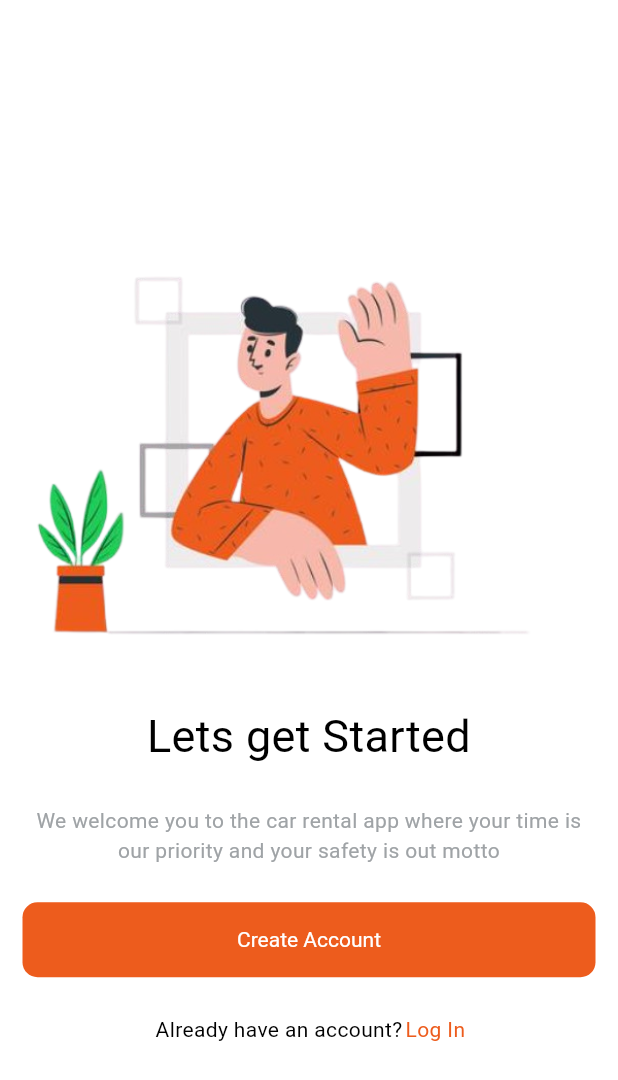
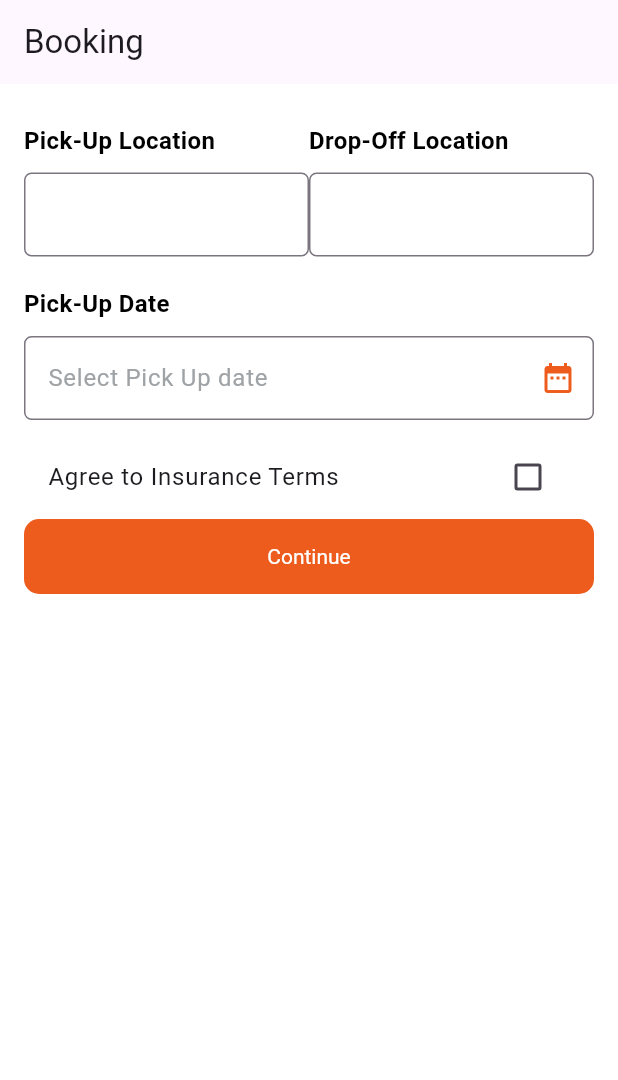
Before and after one commit to sijalneupane/car_rental_system, a Flutter app: the screen it shows after launch, on a phone screen of 412 x 824 dp. Shown: the top 1080 px of the screen. Run offline on Flutter 3.47's test engine with Material 3 defaults, Android fonts, the light colour scheme and no system bars; our stand-ins replace cloud_firestore, dio, firebase_core, flutter_spinkit, pin_code_fields; accounts and stored records are empty.

Commit message:
Try to create the date picker for booking page

```diff
--- /dev/null
+++ b/lib/booking_page.dart
@@ -0,0 +1,172 @@
+import 'package:car_rental_system/core/util/display_snackbar.dart';
+import 'package:car_rental_system/widgets/custom_date_input.dart';
+import 'package:car_rental_system/widgets/custom_elevatedbutton.dart';
+import 'package:car_rental_system/widgets/custom_no_border_icon_button.dart';
+import 'package:car_rental_system/widgets/custom_textformfield.dart';
+import 'package:flutter/material.dart';
+
+class BookingPage extends StatefulWidget {
+  @override
+  State<BookingPage> createState() => _BookingPageState();
+}
+
+class _BookingPageState extends State<BookingPage> {
+  final _formKey = GlobalKey<FormState>();
+
+  final _pickupLocationController = TextEditingController();
+
+  final _dropoffLocationController = TextEditingController();
+  final _pickupDateController = TextEditingController();
+final _dropoffDateController = TextEditingController();
+  DateTime? _pickupDate;
+
+  TimeOfDay? _pickupTime;
+
+  bool _insuranceAgreed = false;
+
+  @override
+  Widget build(BuildContext context) {
+    return Scaffold(
+      appBar: AppBar(
+        title: const Text('Booking'),
+      ),
+      body: Padding(
+        padding: const EdgeInsets.all(16.0),
+        child: Form(
+          key: _formKey,
+          child: Column(
+            children: [
+              Row(
+                children: [
+                  Expanded(
+                    child: CustomTextformfield (
+                      controller: _pickupLocationController,
+                    labelText: 'Pick-Up Location',
+                      validator: (value) {
+                        if (value == null || value.isEmpty) {
+                          return 'Please enter pick-up location';
+                        }
+                        return null;
+                      },
+                    ),
+                  ),
+                  Expanded(
+                    child: CustomTextformfield (
+                      controller: _dropoffLocationController,
+                    labelText: 'Drop-Off Location',
+                      validator: (value) {
+                        if (value == null || value.isEmpty) {
+                          return 'Please enter drop-off location';
+                        }
+                        return null;
+                      },
+                    ),
+                  ),
+                ],
+              ),
+              Row(
+                children: [
+                  Expanded(
+                    child:
+                    // CustomDateInput(
+                    //   labelText: "Pick-Up Date",hintText: "Select Pick Up date",
+
+                    // ),
+                    CustomTextformfield(
+                      labelText: "Pick-Up Date",hintText: "Select Pick Up date",
+                      readOnly: true,
+                      suffixIcon: CustomNoBorderIconButton( onPressed:() async {
+                        final date = await showDatePicker(
+                          context: context,
+                          initialDate: DateTime.now(),
+                          firstDate: DateTime.now(),
+                          lastDate: DateTime(2100),
+                        );
+                        if (date != null) {
+                          setState(() {
+                            _pickupDate = date;
+                            _pickupDateController.text=_pickupDate.toString().split(' ')[0];
+
+                          });
+                        }
+                      }, icon: Icons.date_range),
+                    controller: _pickupDateController,
+
+                      // hintText: _pickupDate == null
+                      //     ? 'Select Pick-Up Date'
+                      //     : _pickupDate.toString().split(' ')[0],
+                      validator:(p0) {
+
+                      } ,
+                    )
+                    // TextButton(
+                    //   onPressed: () async {
+                    //     final date = await showDatePicker(
+                    //       context: context,
+                    //       initialDate: DateTime.now(),
+                    //       firstDate: DateTime.now(),
+                    //       lastDate: DateTime(2100),
+                    //     );
+                    //     if (date != null) {
+                    //       setState(() {
+                    //         _pickupDate = date;
+                    //       });
+                    //     }
+                    //   },
+                    //   child: Text(_pickupDate == null
+                    //       ? 'Select Pick-Up Date'
+                    //       : _pickupDate.toString().split(' ')[0]),
+                    // ),
+                  ),
+                  // Expanded(
+                  //   child: TextButton(
+                  //     onPressed: () async {
+                  //       final time = await showTimePicker(
+                  //         context: context,
+                  //         initialTime: TimeOfDay.now(),
+                  //       );
+                  //       if (time != null) {
+                  //         setState(() {
+                  //           _pickupTime = time;
+                  //         });
+                  //       }
+                  //     },
+                  //     child: Text(_pickupTime == null
+                  //         ? 'Select Pick-Up Time'
+                  //         : _pickupTime!.format(context)),
+                  //   ),
+                  // ),
+                ],
+              ),
+              CheckboxListTile(
+                title: const Text('Agree to Insurance Terms'),
+                value: _insuranceAgreed,
+                onChanged: (value) {
+                  setState(() {
+                    _insuranceAgreed = value!;
+                  });
+                },
+              ),
+             CustomElevatedbutton(
+                onPressed: () {
+                  if (_formKey.currentState!.validate() &&
+                      _pickupDate != null &&
+                      _pickupTime != null &&
+                      _insuranceAgreed) {
+                      DisplaySnackbar.show(context,"Form Submitted Successfully!");
+                  } else {
+                    DisplaySnackbar.show(context,"Please fill all fields correctly.");
+                    // ScaffoldMessenger.of(context).showSnackBar(
+                    //   const SnackBar(content: Text('Please fill all fields correctly.')),
+                    // );
+                  }
+                },
+                child: const Text('Continue'),
+              ),
+            ],
+          ),
+        ),
+      ),
+    );
+  }
+}
--- a/lib/main.dart
+++ b/lib/main.dart
@@ -1,12 +1,13 @@
+import 'package:car_rental_system/booking_page.dart';
 import 'package:car_rental_system/car_details_page.dart';
 import 'package:car_rental_system/firebase_options.dart';
 import 'package:car_rental_system/splash_screen.dart';
 import 'package:firebase_core/firebase_core.dart';
 import 'package:flutter/material.dart';
 
- main() async {
+main() async {
   WidgetsFlutterBinding.ensureInitialized();
-await Firebase.initializeApp(
+  await Firebase.initializeApp(
     options: DefaultFirebaseOptions.currentPlatform,
   );
   runApp(const MyApp());
@@ -26,8 +27,9 @@ class MyApp extends StatelessWidget {
         useMaterial3: true,
       ),
       debugShowCheckedModeBanner: false,
-      home: SplashScreen() ,
+      // home: SplashScreen() ,
       // home: CarDetailsPage(),
+      home: BookingPage(),
     );
   }
 }
--- a/lib/widgets/custom_review_container.dart
+++ b/lib/widgets/custom_review_container.dart
@@ -50,6 +50,7 @@ class CustomReviewContainer extends StatelessWidget {
         ,
         CustomSizedBox(height: 0.005,),
         Divider()
+
         ],
       ),
     );
--- a/lib/widgets/custom_textformfield.dart
+++ b/lib/widgets/custom_textformfield.dart
@@ -11,6 +11,8 @@ class CustomTextformfield extends StatefulWidget {
   TextInputType? keyboardType;
   TextEditingController? controller;
   String? Function(String?)? validator;
+  void Function()? onTap;
+  bool? readOnly;
   CustomTextformfield(
       {super.key,
       this.labelText,
@@ -20,7 +22,9 @@ class CustomTextformfield extends StatefulWidget {
       this.obscureText,
       this.keyboardType,
       this.controller,
-      this.validator});
+      this.validator,
+      this.onTap,
+      this.readOnly});
 
   @override
   State<CustomTextformfield> createState() => _CustomTextformfieldState();
@@ -54,7 +58,9 @@ class _CustomTextformfieldState extends State<CustomTextformfield> {
             keyboardType: widget.keyboardType ?? TextInputType.text,
             autovalidateMode: AutovalidateMode.onUserInteraction,
             validator: widget.validator,
+            onTap:widget.onTap,
             obscureText: widget.obscureText ?? false,
+            readOnly:widget.readOnly??false,
             decoration: InputDecoration(
               focusedBorder: const OutlineInputBorder(
                   borderSide: BorderSide(width: 1, color: primaryColor)),
```
Also changed, not shown: lib/widgets/custom_date_input.dart (added, +61 -0 lines).
